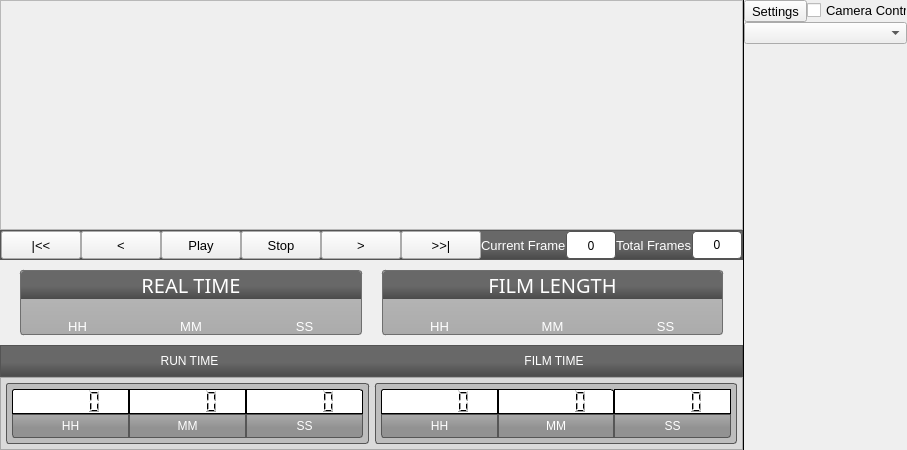
Qt form Graffik/gui/film/filmwindow.ui (DynamicPerception/Graffik_Legacy) before a commit.
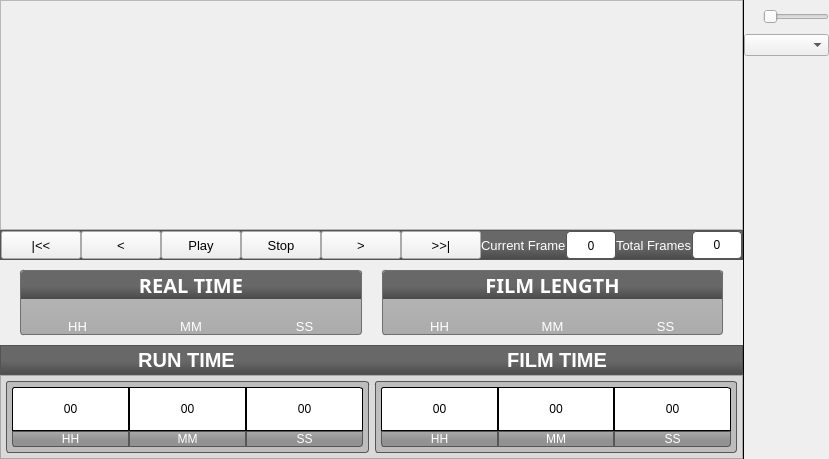
The same form after that commit. Icons and pictures are not drawn. Custom widgets are drawn as their Qt base class.

```diff
--- a/Graffik/gui/film/filmwindow.ui
+++ b/Graffik/gui/film/filmwindow.ui
@@ -7,7 +7,7 @@
     <x>0</x>
     <y>0</y>
     <width>802</width>
-    <height>450</height>
+    <height>459</height>
    </rect>
   </property>
   <property name="sizePolicy">
@@ -20,7 +20,54 @@
    <string>FilmWindow</string>
   </property>
   <property name="styleSheet">
-   <string notr="true">#separatorLine {
+   <string notr="true">#camSetBut {
+
+ border-image: url(:/core/camset-but-normal.png);
+ border: 0px transparent;
+ margin-top:2px;
+}
+
+#camSetBut:pressed {
+
+ border-image: url(:/core/camset-but-pressed.png);
+ border: 0px transparent;
+ margin-top:2px;
+}
+
+#camSetBut:disabled {
+
+ border-image: url(:/core/camset-but-desat.png);
+ border: 0px transparent;
+ margin-top:2px;
+}
+
+SlideToggle::groove:horizontal {
+ border-image: url(:/core/toggle-bg.png); 
+ border-left: -9px transparent;
+ border-right: -8px transparent;
+ border-bottom: -5px transparent;
+ border-top: 0px transparent;
+ padding: 0px;
+ margin: 0px;
+}
+
+SlideToggle::handle:horizontal {
+margin:0px;
+padding:0px;
+ image: url(:/core/slider-handle-dark.png);
+}
+
+SlideToggle {
+margin:4px;
+}
+
+#pluginStackedWidget {
+
+padding: 0px;
+margin:0px;
+}
+
+#separatorLine {
 padding:0px;
 margin:0px;
 }
@@ -44,18 +91,19 @@
 background-color:rgb(189,189,189);
 }
 
-#filmHHLCD, #filmMMLCD, #filmSSLCD, #runHHLCD, #runMMLCD, #runSSLCD {
+#filmHHLabel, #filmMMLabel, #filmSSLabel, #runHHLabel, #runMMLabel, #runSSLabel {
 
 background-color: white;
 border-color:rgb(86,86,86);
 border:1px solid;
+color:black;
 }
 
-#filmHHLCD, #runHHLCD {
+#filmHHLabel, #runHHLabel {
 border-top-left-radius: 3px;
 } 
 
-#filmSSLCD, #runSSLCD {
+#filmSSLabel, #runSSLabel {
 border-top-right-radius: 3px;
 } 
 
@@ -78,24 +126,7 @@
 qproperty-color: white;
 }
 
-#pluginStackedWidget {
-padding:0px;
-margin:0px;
-}
 
-QPushButton#jogHomeButton, QPushButton#jogEndButton {
-
-background-color:qlineargradient(spread:pad, x1:0, y1:0, x2:0, y2:1, stop:0.543103 rgba(65, 136, 184, 255), stop:1 rgba(44, 111, 160, 255));
-color:white;
-
-border-color:rgb(111, 111, 111);
-border-radius:3px;
-border-width:1px;
-border-style:solid;
-
-padding:5px;
-margin:5px;
-}
 
 #curFrameDispLabel, #totalFrameDispLabel {
 background-color:white;
@@ -157,7 +188,7 @@
 margin-bottom: 10px;
 }
 
-#rtHHLabel, #rtMMLabel, #rtSSLabel, #filmHHLabel, #filmMMLabel, #filmSSLabel {
+#rtHHLabel, #rtMMLabel, #rtSSLabel, #filmLenHHLabel, #filmLenMMLabel, #filmLenSSLabel {
 
 color:white;
 
@@ -239,7 +270,7 @@
        </property>
        <property name="sizeHint" stdset="0">
         <size>
-         <width>200</width>
+         <width>313</width>
          <height>0</height>
         </size>
        </property>
@@ -248,7 +279,7 @@
      <item row="7" column="3" colspan="2">
       <layout class="QHBoxLayout" name="TimeDispHLayout">
        <property name="spacing">
-        <number>3</number>
+        <number>0</number>
        </property>
        <item>
         <widget class="QFrame" name="timeDispContainerFrame">
@@ -261,7 +292,7 @@
          <property name="maximumSize">
           <size>
            <width>16777215</width>
-           <height>150</height>
+           <height>140</height>
           </size>
          </property>
          <property name="frameShape">
@@ -277,70 +308,6 @@
           <property name="spacing">
            <number>0</number>
           </property>
-          <item row="0" column="0">
-           <widget class="QFrame" name="runTimeBoxFrame">
-            <property name="frameShape">
-             <enum>QFrame::StyledPanel</enum>
-            </property>
-            <property name="frameShadow">
-             <enum>QFrame::Raised</enum>
-            </property>
-            <layout class="QGridLayout" name="gridLayout_3">
-             <property name="margin">
-              <number>5</number>
-             </property>
-             <property name="spacing">
-              <number>0</number>
-             </property>
-             <item row="0" column="0">
-              <layout class="QGridLayout" name="runTimeDispGridLayout">
-               <property name="spacing">
-                <number>0</number>
-               </property>
-               <item row="0" column="0">
-                <widget class="QLCDNumber" name="runHHLCD"/>
-               </item>
-               <item row="0" column="1">
-                <widget class="QLCDNumber" name="runMMLCD"/>
-               </item>
-               <item row="0" column="2">
-                <widget class="QLCDNumber" name="runSSLCD"/>
-               </item>
-               <item row="1" column="0">
-                <widget class="QLabel" name="runTimeDispHHLabel">
-                 <property name="text">
-                  <string>HH</string>
-                 </property>
-                 <property name="alignment">
-                  <set>Qt::AlignCenter</set>
-                 </property>
-                </widget>
-               </item>
-               <item row="1" column="1">
-                <widget class="QLabel" name="runTimeDispMMLabel">
-                 <property name="text">
-                  <string>MM</string>
-                 </property>
-                 <property name="alignment">
-                  <set>Qt::AlignCenter</set>
-                 </property>
-                </widget>
-               </item>
-               <item row="1" column="2">
-                <widget class="QLabel" name="runTimeDispSSLabel">
-                 <property name="text">
-                  <string>SS</string>
-                 </property>
-                 <property name="alignment">
-                  <set>Qt::AlignCenter</set>
-                 </property>
-                </widget>
-               </item>
-              </layout>
-             </item>
-            </layout>
-           </widget>
-          </item>
           <item row="0" column="1">
            <widget class="QFrame" name="filmTimeBoxFrame">
             <property name="frameShape">
@@ -361,16 +328,7 @@
                <property name="spacing">
                 <number>0</number>
                </property>
-               <item row="0" column="0">
-                <widget class="QLCDNumber" name="filmHHLCD"/>
-               </item>
-               <item row="0" column="1">
-                <widget class="QLCDNumber" name="filmSSLCD"/>
-               </item>
-               <item row="0" column="2">
-                <widget class="QLCDNumber" name="filmMMLCD"/>
-               </item>
-               <item row="1" column="0">
+               <item row="3" column="0">
                 <widget class="QLabel" name="filmTimeDispHHLabel">
                  <property name="text">
                   <string>HH</string>
@@ -380,7 +338,7 @@
                  </property>
                 </widget>
                </item>
-               <item row="1" column="1">
+               <item row="3" column="1">
                 <widget class="QLabel" name="filmTimeDispMMLabel">
                  <property name="text">
                   <string>MM</string>
@@ -390,7 +348,7 @@
                  </property>
                 </widget>
                </item>
-               <item row="1" column="2">
+               <item row="3" column="2">
                 <widget class="QLabel" name="filmTimeDispSSLabel">
                  <property name="text">
                   <string>SS</string>
@@ -400,6 +358,225 @@
                  </property>
                 </widget>
                </item>
+               <item row="3" column="3">
+                <spacer name="verticalSpacer_5">
+                 <property name="orientation">
+                  <enum>Qt::Vertical</enum>
+                 </property>
+                 <property name="sizeHint" stdset="0">
+                  <size>
+                   <width>0</width>
+                   <height>1</height>
+                  </size>
+                 </property>
+                </spacer>
+               </item>
+               <item row="2" column="3">
+                <spacer name="verticalSpacer_8">
+                 <property name="orientation">
+                  <enum>Qt::Vertical</enum>
+                 </property>
+                 <property name="sizeHint" stdset="0">
+                  <size>
+                   <width>0</width>
+                   <height>1</height>
+                  </size>
+                 </property>
+                </spacer>
+               </item>
+               <item row="1" column="3">
+                <spacer name="verticalSpacer_9">
+                 <property name="orientation">
+                  <enum>Qt::Vertical</enum>
+                 </property>
+                 <property name="sizeHint" stdset="0">
+                  <size>
+                   <width>0</width>
+                   <height>1</height>
+                  </size>
+                 </property>
+                </spacer>
+               </item>
+               <item row="0" column="3">
+                <spacer name="verticalSpacer_10">
+                 <property name="orientation">
+                  <enum>Qt::Vertical</enum>
+                 </property>
+                 <property name="sizeHint" stdset="0">
+                  <size>
+                   <width>0</width>
+                   <height>1</height>
+                  </size>
+                 </property>
+                </spacer>
+               </item>
+               <item row="0" column="0" rowspan="3">
+                <widget class="QLabel" name="filmHHLabel">
+                 <property name="text">
+                  <string>00</string>
+                 </property>
+                 <property name="alignment">
+                  <set>Qt::AlignCenter</set>
+                 </property>
+                </widget>
+               </item>
+               <item row="0" column="1" rowspan="3">
+                <widget class="QLabel" name="filmMMLabel">
+                 <property name="text">
+                  <string>00</string>
+                 </property>
+                 <property name="alignment">
+                  <set>Qt::AlignCenter</set>
+                 </property>
+                </widget>
+               </item>
+               <item row="0" column="2" rowspan="3">
+                <widget class="QLabel" name="filmSSLabel">
+                 <property name="text">
+                  <string>00</string>
+                 </property>
+                 <property name="alignment">
+                  <set>Qt::AlignCenter</set>
+                 </property>
+                </widget>
+               </item>
+              </layout>
+             </item>
+            </layout>
+           </widget>
+          </item>
+          <item row="0" column="0">
+           <widget class="QFrame" name="runTimeBoxFrame">
+            <property name="frameShape">
+             <enum>QFrame::StyledPanel</enum>
+            </property>
+            <property name="frameShadow">
+             <enum>QFrame::Raised</enum>
+            </property>
+            <layout class="QGridLayout" name="gridLayout_3">
+             <property name="margin">
+              <number>5</number>
+             </property>
+             <property name="spacing">
+              <number>0</number>
+             </property>
+             <item row="0" column="0">
+              <layout class="QGridLayout" name="runTimeDispGridLayout">
+               <property name="spacing">
+                <number>0</number>
+               </property>
+               <item row="3" column="0">
+                <widget class="QLabel" name="runTimeDispHHLabel">
+                 <property name="text">
+                  <string>HH</string>
+                 </property>
+                 <property name="alignment">
+                  <set>Qt::AlignCenter</set>
+                 </property>
+                </widget>
+               </item>
+               <item row="3" column="1">
+                <widget class="QLabel" name="runTimeDispMMLabel">
+                 <property name="text">
+                  <string>MM</string>
+                 </property>
+                 <property name="alignment">
+                  <set>Qt::AlignCenter</set>
+                 </property>
+                </widget>
+               </item>
+               <item row="3" column="2">
+                <widget class="QLabel" name="runTimeDispSSLabel">
+                 <property name="text">
+                  <string>SS</string>
+                 </property>
+                 <property name="alignment">
+                  <set>Qt::AlignCenter</set>
+                 </property>
+                </widget>
+               </item>
+               <item row="1" column="4">
+                <spacer name="verticalSpacer_4">
+                 <property name="orientation">
+                  <enum>Qt::Vertical</enum>
+                 </property>
+                 <property name="sizeHint" stdset="0">
+                  <size>
+                   <width>0</width>
+                   <height>1</height>
+                  </size>
+                 </property>
+                </spacer>
+               </item>
+               <item row="0" column="4">
+                <spacer name="verticalSpacer_7">
+                 <property name="orientation">
+                  <enum>Qt::Vertical</enum>
+                 </property>
+                 <property name="sizeHint" stdset="0">
+                  <size>
+                   <width>0</width>
+                   <height>1</height>
+                  </size>
+                 </property>
+                </spacer>
+               </item>
+               <item row="3" column="4">
+                <spacer name="verticalSpacer_6">
+                 <property name="orientation">
+                  <enum>Qt::Vertical</enum>
+                 </property>
+                 <property name="sizeHint" stdset="0">
+                  <size>
+                   <width>0</width>
+                   <height>1</height>
+                  </size>
+                 </property>
+                </spacer>
+               </item>
+               <item row="2" column="4">
+                <spacer name="verticalSpacer_3">
+                 <property name="orientation">
+                  <enum>Qt::Vertical</enum>
+                 </property>
+                 <property name="sizeHint" stdset="0">
+                  <size>
+                   <width>0</width>
+                   <height>1</height>
+                  </size>
+                 </property>
+                </spacer>
+               </item>
+               <item row="0" column="2" rowspan="3">
+                <widget class="QLabel" name="runSSLabel">
+                 <property name="text">
+                  <string>00</string>
+                 </property>
+                 <property name="alignment">
+                  <set>Qt::AlignCenter</set>
+                 </property>
+                </widget>
+               </item>
+               <item row="0" column="1" rowspan="3">
+                <widget class="QLabel" name="runMMLabel">
+                 <property name="text">
+                  <string>00</string>
+                 </property>
+                 <property name="alignment">
+                  <set>Qt::AlignCenter</set>
+                 </property>
+                </widget>
+               </item>
+               <item row="0" column="0" rowspan="3">
+                <widget class="QLabel" name="runHHLabel">
+                 <property name="text">
+                  <string>00</string>
+                 </property>
+                 <property name="alignment">
+                  <set>Qt::AlignCenter</set>
+                 </property>
+                </widget>
+               </item>
               </layout>
              </item>
             </layout>
@@ -460,7 +637,7 @@
        <property name="maximumSize">
         <size>
          <width>16777215</width>
-         <height>165</height>
+         <height>130</height>
         </size>
        </property>
        <property name="frameShape">
@@ -484,6 +661,8 @@
              <font>
               <family>Lucida Sans</family>
               <pointsize>15</pointsize>
+              <weight>75</weight>
+              <bold>true</bold>
              </font>
             </property>
             <property name="text">
@@ -517,7 +696,7 @@
           <item>
            <layout class="QHBoxLayout" name="horizontalLayout">
             <item>
-             <widget class="QLabel" name="filmHHLabel">
+             <widget class="QLabel" name="filmLenHHLabel">
               <property name="font">
                <font>
                 <pointsize>10</pointsize>
@@ -532,7 +711,7 @@
              </widget>
             </item>
             <item>
-             <widget class="QLabel" name="filmMMLabel">
+             <widget class="QLabel" name="filmLenMMLabel">
               <property name="font">
                <font>
                 <pointsize>10</pointsize>
@@ -547,7 +726,7 @@
              </widget>
             </item>
             <item>
-             <widget class="QLabel" name="filmSSLabel">
+             <widget class="QLabel" name="filmLenSSLabel">
               <property name="font">
                <font>
                 <pointsize>10</pointsize>
@@ -579,7 +758,7 @@
        <property name="maximumSize">
         <size>
          <width>16777215</width>
-         <height>165</height>
+         <height>130</height>
         </size>
        </property>
        <property name="frameShape">
@@ -603,6 +782,8 @@
              <font>
               <family>Lucida Sans</family>
               <pointsize>15</pointsize>
+              <weight>75</weight>
+              <bold>true</bold>
              </font>
             </property>
             <property name="text">
@@ -889,7 +1070,7 @@
      <item row="6" column="3" colspan="2">
       <widget class="QFrame" name="timeHeaderFrame">
        <property name="sizePolicy">
-        <sizepolicy hsizetype="Preferred" vsizetype="Expanding">
+        <sizepolicy hsizetype="Preferred" vsizetype="Maximum">
          <horstretch>0</horstretch>
          <verstretch>0</verstretch>
         </sizepolicy>
@@ -913,8 +1094,21 @@
         <enum>QFrame::Raised</enum>
        </property>
        <layout class="QHBoxLayout" name="horizontalLayout_6">
+        <property name="spacing">
+         <number>0</number>
+        </property>
+        <property name="margin">
+         <number>0</number>
+        </property>
         <item>
          <widget class="QLabel" name="runTimeDispLabel">
+          <property name="font">
+           <font>
+            <pointsize>15</pointsize>
+            <weight>75</weight>
+            <bold>true</bold>
+           </font>
+          </property>
           <property name="text">
            <string>RUN TIME</string>
           </property>
@@ -925,6 +1119,13 @@
         </item>
         <item>
          <widget class="QLabel" name="filmTimeDispLabel">
+          <property name="font">
+           <font>
+            <pointsize>15</pointsize>
+            <weight>75</weight>
+            <bold>true</bold>
+           </font>
+          </property>
           <property name="text">
            <string>FILM TIME</string>
           </property>
@@ -944,7 +1145,7 @@
        <property name="spacing">
         <number>0</number>
        </property>
-       <item row="2" column="0" colspan="2">
+       <item row="3" column="0" colspan="2">
         <widget class="QStackedWidget" name="pluginStackedWidget">
          <property name="sizePolicy">
           <sizepolicy hsizetype="Expanding" vsizetype="Expanding">
@@ -964,38 +1165,20 @@
          </widget>
         </widget>
        </item>
-       <item row="0" column="1">
-        <widget class="QCheckBox" name="camControlCheckBox">
-         <property name="sizePolicy">
-          <sizepolicy hsizetype="Fixed" vsizetype="Fixed">
-           <horstretch>0</horstretch>
-           <verstretch>0</verstretch>
-          </sizepolicy>
-         </property>
-         <property name="maximumSize">
-          <size>
-           <width>100</width>
-           <height>16777215</height>
-          </size>
-         </property>
-         <property name="baseSize">
-          <size>
-           <width>100</width>
-           <height>18</height>
-          </size>
-         </property>
-         <property name="font">
-          <font>
-           <pointsize>10</pointsize>
-          </font>
-         </property>
-         <property name="text">
-          <string>Camera Control</string>
-         </property>
-        </widget>
-       </item>
        <item row="0" column="0">
         <widget class="QToolButton" name="camSetBut">
+         <property name="sizePolicy">
+          <sizepolicy hsizetype="Preferred" vsizetype="Maximum">
+           <horstretch>0</horstretch>
+           <verstretch>0</verstretch>
+          </sizepolicy>
+         </property>
+         <property name="maximumSize">
+          <size>
+           <width>187</width>
+           <height>37</height>
+          </size>
+         </property>
          <property name="baseSize">
           <size>
            <width>55</width>
@@ -1008,13 +1191,38 @@
           </font>
          </property>
          <property name="text">
-          <string>Settings</string>
+          <string/>
          </property>
         </widget>
        </item>
-       <item row="1" column="0" colspan="2">
+       <item row="2" column="0" colspan="2">
         <widget class="QComboBox" name="comboBox"/>
        </item>
+       <item row="0" column="1">
+        <widget class="SlideToggle" name="camControlSlider">
+         <property name="sizePolicy">
+          <sizepolicy hsizetype="Fixed" vsizetype="Fixed">
+           <horstretch>0</horstretch>
+           <verstretch>0</verstretch>
+          </sizepolicy>
+         </property>
+         <property name="minimumSize">
+          <size>
+           <width>66</width>
+           <height>34</height>
+          </size>
+         </property>
+         <property name="maximumSize">
+          <size>
+           <width>66</width>
+           <height>16777215</height>
+          </size>
+         </property>
+         <property name="orientation">
+          <enum>Qt::Horizontal</enum>
+         </property>
+        </widget>
+       </item>
       </layout>
      </item>
      <item row="0" column="5" rowspan="8">
@@ -1050,6 +1258,11 @@
    <header>core/Utilities/flicknumber.h</header>
    <container>1</container>
   </customwidget>
+  <customwidget>
+   <class>SlideToggle</class>
+   <extends>QSlider</extends>
+   <header>core/Widgets/slidetoggle.h</header>
+  </customwidget>
  </customwidgets>
  <resources/>
  <connections/>
```
Left out of the diff: 18 changed lines with no effect on the pictures.
